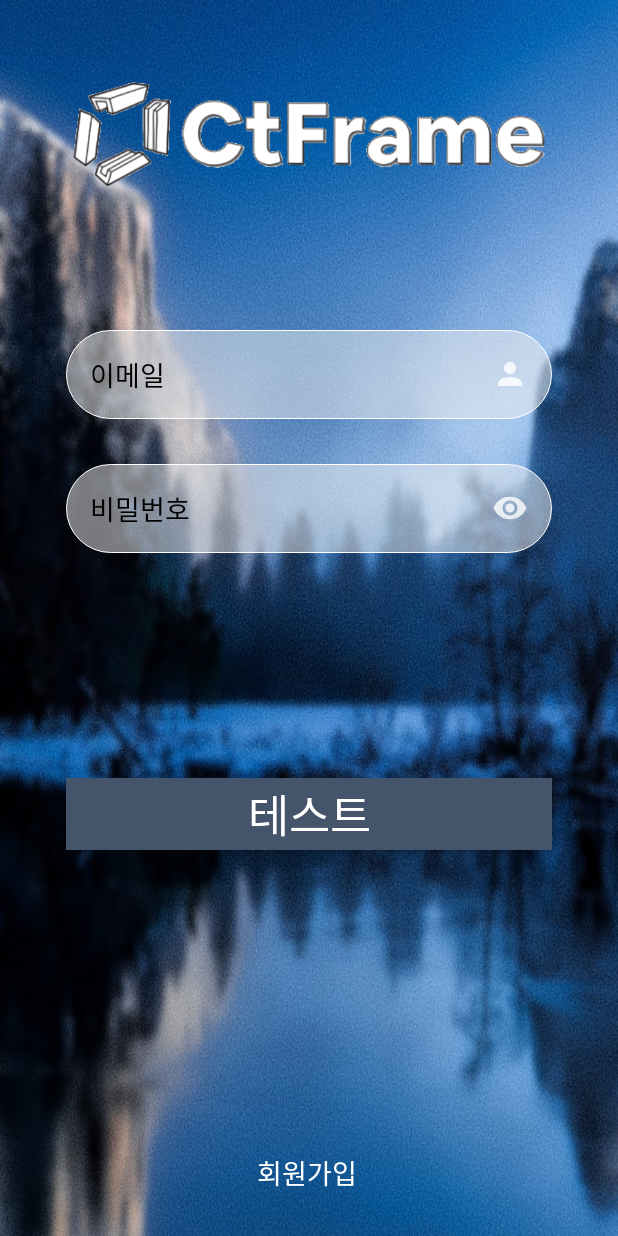
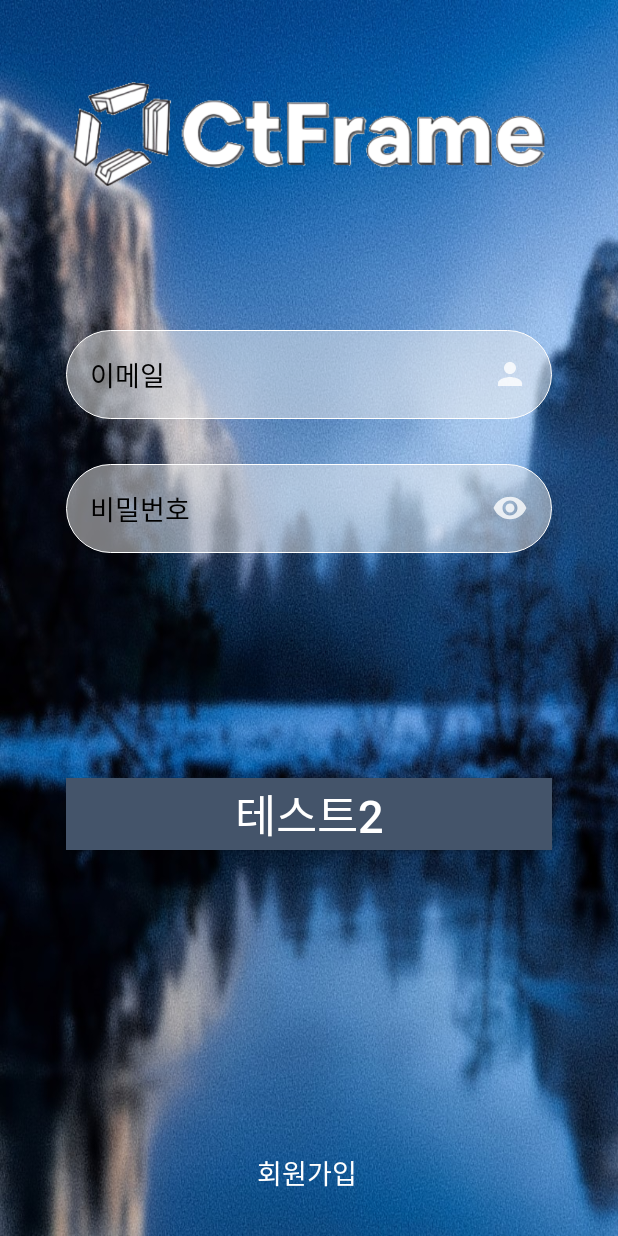
Before and after one commit to DongJunK/CTFrame, an Android app: the Activity_Login screen opened directly, with no data from a screen before it, on a phone screen of 412 x 824 dp. Run offline under Robolectric (Android 15) with nearby library versions, the phone set to English and light mode, and no system bars; pictures from the network do not load.

Commit message:
[seungbae] 테스트2

```diff
--- a/CTFrame/app/src/main/res/layout/activity_login.xml
+++ b/CTFrame/app/src/main/res/layout/activity_login.xml
@@ -87,7 +87,7 @@
             android:layout_marginTop="150dp"
             android:layout_marginEnd="20dp"
             android:background="@color/ctframe_color"
-            android:text="테스트"
+            android:text="테스트2"
             android:textAllCaps="false"
             android:textColor="@color/white"
             android:textSize="30dp"
```
